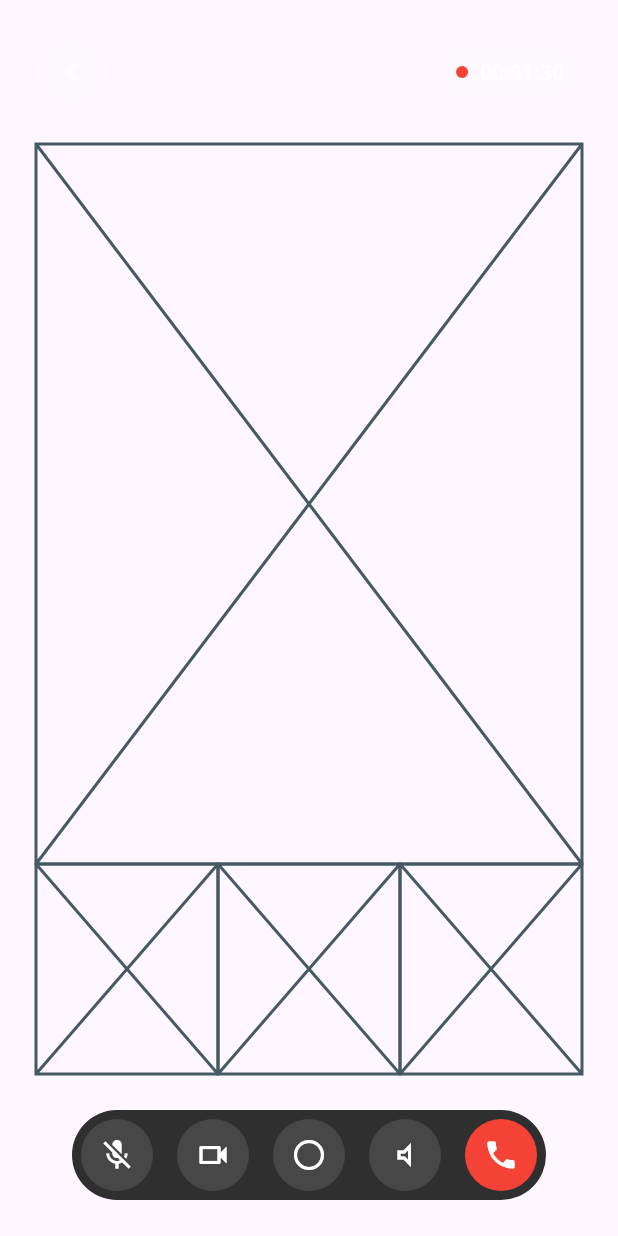
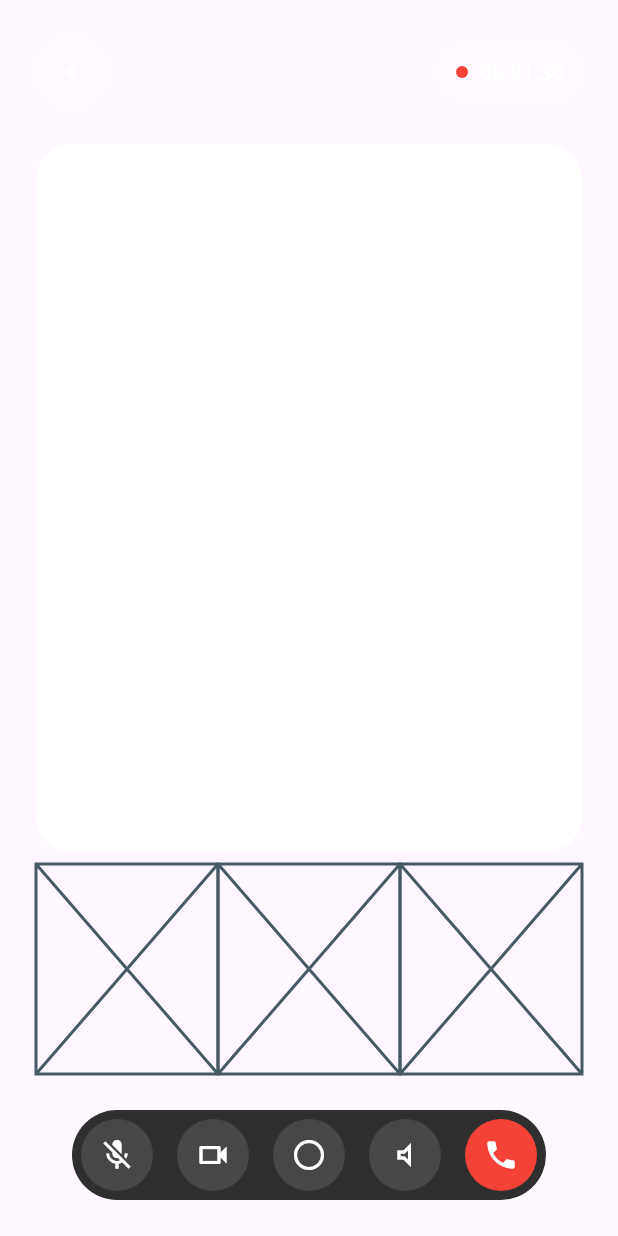
Before and after one commit to JAICHANGPARK/flutter_notebook_chapter_43, a Flutter app: the AiVideoDetailPage screen opened directly, on a phone screen of 412 x 824 dp. Run offline on Flutter 3.47's test engine with Material 3 defaults, Android fonts, the phone set to English and light mode, and no system bars; our stand-ins replace gap, hugeicons, percent_indicator.

Commit message:
Update ai_video_detail_page.dart

```diff
--- a/lib/ep2181_ai_video_chat_app/ui/ai_video_detail_page.dart
+++ b/lib/ep2181_ai_video_chat_app/ui/ai_video_detail_page.dart
@@ -52,10 +52,33 @@ class _AiVideoDetailPageState extends State<AiVideoDetailPage> {
               ),
               Expanded(
                 child: Column(
+                  crossAxisAlignment: CrossAxisAlignment.start,
+                  spacing: 8,
                   children: [
                     Expanded(
                       child: Container(
-                        child: Placeholder(),
+                        decoration: BoxDecoration(
+                          color: Colors.white,
+                          borderRadius: BorderRadius.circular(24),
+                        ),
+                        child: Stack(
+                          children: [
+                            Positioned(
+                              child: Container(
+                                decoration: ShapeDecoration(
+                                  shape: StadiumBorder(),
+                                ),
+                              ),
+                            ),
+                            Positioned(
+                              child: Container(
+                                decoration: ShapeDecoration(
+                                  shape: StadiumBorder(),
+                                ),
+                              ),
+                            ),
+                          ],
+                        ),
                       ),
                     ),
                     Container(
```
